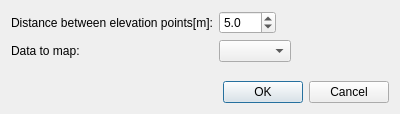
The window that libs/geodata/riversurvey/geodatariversurveymappointsdialog.ui (i-RIC/prepost-gui) describes before a commit, drawn with Qt 5.
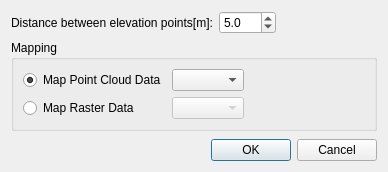
The same window after the commit.

Commit message: Update dialog layout

What changed in the file:
```diff
--- a/libs/geodata/riversurvey/geodatariversurveymappointsdialog.ui
+++ b/libs/geodata/riversurvey/geodatariversurveymappointsdialog.ui
@@ -6,15 +6,15 @@
    <rect>
     <x>0</x>
     <y>0</y>
-    <width>400</width>
-    <height>114</height>
+    <width>388</width>
+    <height>172</height>
    </rect>
   </property>
   <property name="windowTitle">
    <string>Map point cloud data or raster data</string>
   </property>
-  <layout class="QGridLayout" name="gridLayout_2">
-   <item row="0" column="0">
+  <layout class="QVBoxLayout" name="verticalLayout">
+   <item>
     <layout class="QGridLayout" name="gridLayout">
      <item row="0" column="0">
       <widget class="QLabel" name="distElevationLabel">
@@ -53,14 +53,25 @@
        </item>
       </layout>
      </item>
-     <item row="1" column="0">
-      <widget class="QLabel" name="demDataLabel">
+    </layout>
+   </item>
+   <item>
+    <widget class="QGroupBox" name="mappingGroupBox">
+     <property name="title">
+      <string>Mapping</string>
+     </property>
+     <layout class="QGridLayout" name="gridLayout_2">
+      <item row="0" column="0">
+       <widget class="QRadioButton" name="pointMapRadioButton">
        <property name="text">
-        <string>Data to map:</string>
+         <string>Map Point Cloud Data</string>
+        </property>
+        <property name="checked">
+         <bool>true</bool>
        </property>
       </widget>
      </item>
-     <item row="1" column="1">
+      <item row="0" column="1">
       <layout class="QHBoxLayout" name="horizontalLayout">
        <item>
         <widget class="QComboBox" name="demDataComboBox"/>
@@ -80,9 +91,41 @@
        </item>
       </layout>
      </item>
-    </layout>
-   </item>
    <item row="1" column="0">
+       <widget class="QRadioButton" name="rasterRadioButton">
+        <property name="text">
+         <string>Map Raster Data</string>
+        </property>
+       </widget>
+      </item>
+      <item row="1" column="1">
+       <layout class="QHBoxLayout" name="horizontalLayout_5">
+        <item>
+         <widget class="QComboBox" name="rasterDataComboBox">
+          <property name="enabled">
+           <bool>false</bool>
+          </property>
+         </widget>
+        </item>
+        <item>
+         <spacer name="horizontalSpacer_5">
+          <property name="orientation">
+           <enum>Qt::Horizontal</enum>
+          </property>
+          <property name="sizeHint" stdset="0">
+           <size>
+            <width>40</width>
+            <height>20</height>
+           </size>
+          </property>
+         </spacer>
+        </item>
+       </layout>
+      </item>
+     </layout>
+    </widget>
+   </item>
+   <item>
     <spacer name="verticalSpacer">
      <property name="orientation">
       <enum>Qt::Vertical</enum>
@@ -95,7 +138,7 @@
      </property>
     </spacer>
    </item>
-   <item row="2" column="0">
+   <item>
     <widget class="QDialogButtonBox" name="buttonBox">
      <property name="orientation">
       <enum>Qt::Horizontal</enum>
```
Left out of the diff: 46 changed lines with no effect on the pictures. Lines whose indentation alone changed are shown as unchanged. The commit also changes 43 other files.
